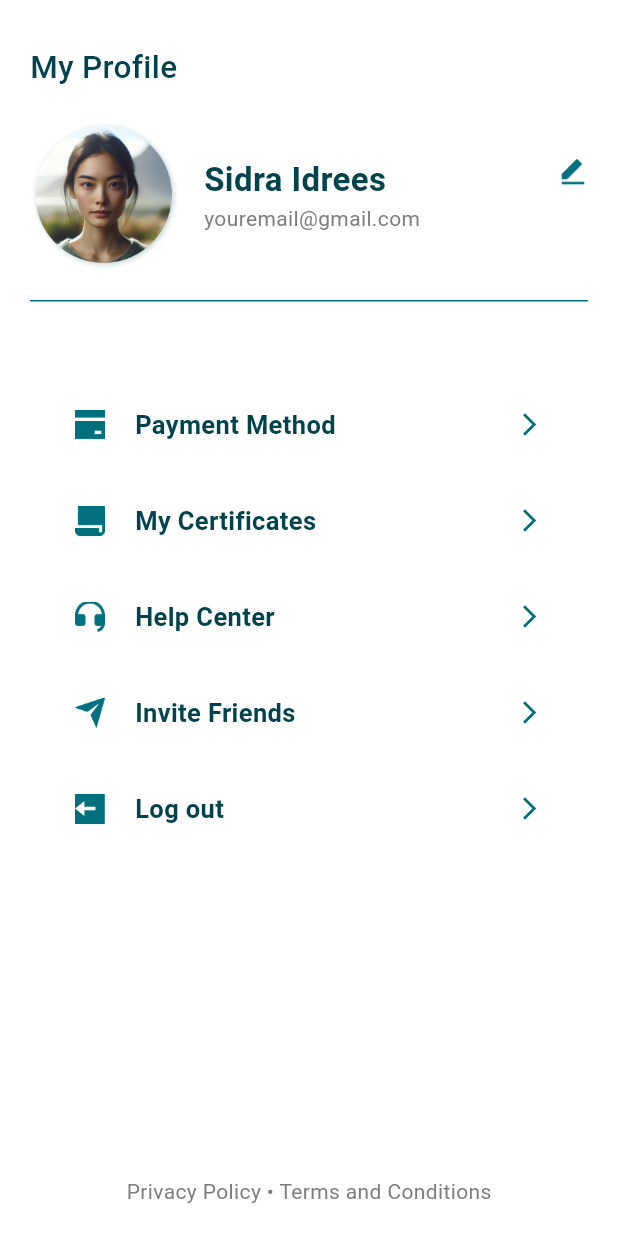
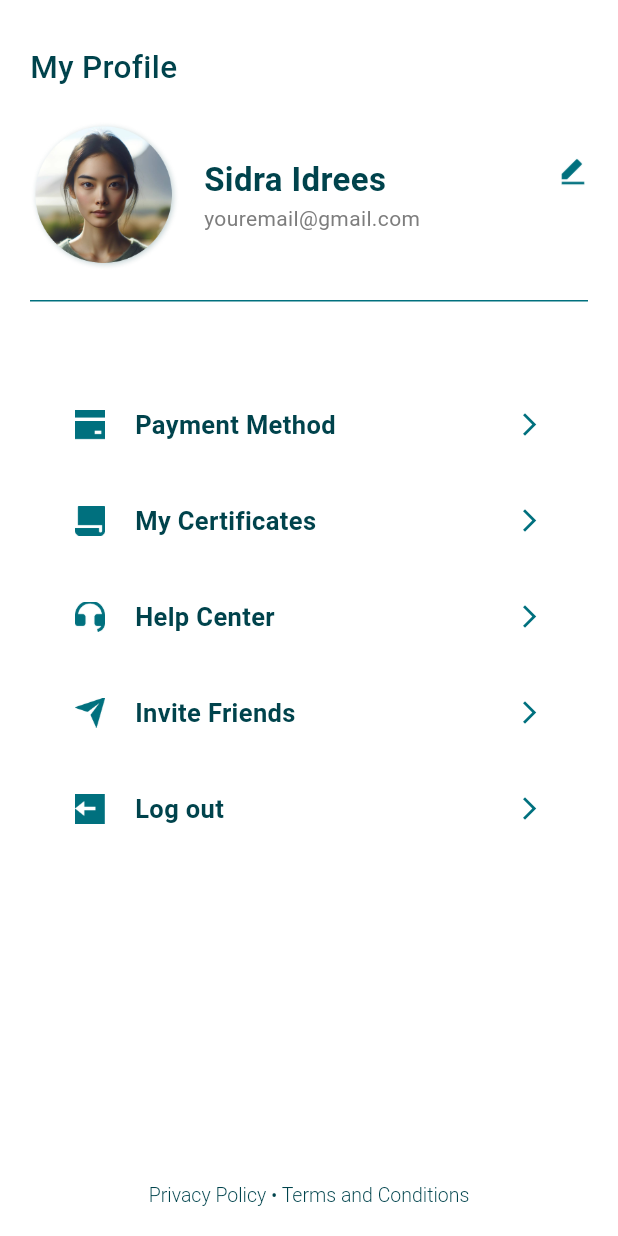
Before and after one commit to swagatapal/E_Learning, a Flutter app: the ProfilePage screen opened directly, on a phone screen of 412 x 824 dp. Run offline on Flutter 3.47's test engine with Material 3 defaults, Android fonts, the phone set to English and light mode, and no system bars; our stand-ins replace flutter_bounce, persistent_bottom_nav_bar, readmore, smooth_page_indicator.

Commit message:
profile page terms and conditons, policy pages added

```diff
--- a/lib/Screens/Profile/View/profile_page.dart
+++ b/lib/Screens/Profile/View/profile_page.dart
@@ -1,7 +1,10 @@
 import 'package:e_learning/Screens/EditProfile/View/edit_profile_page.dart';
 import 'package:e_learning/Screens/Payment/View/payment_overview.dart';
+import 'package:e_learning/Screens/PolicyAndTermsAndConditions/View/policy.dart';
+import 'package:e_learning/Screens/PolicyAndTermsAndConditions/View/terms_and_conditions.dart';
 import 'package:e_learning/Screens/Profile/Widgets/profile_details.dart';
 import 'package:e_learning/Screens/Profile/Widgets/profile_information.dart';
+import 'package:flutter/gestures.dart';
 import 'package:flutter/material.dart';
 
 import '../../../Core/Utils/Helper/app_colors.dart';
@@ -44,7 +47,8 @@ class _ProfilePageState extends State<ProfilePage> {
                   Navigator.push(
                     context,
                     MaterialPageRoute(
-                      builder: (context) => const PaymentOverview() ,//const EditProfilePage(),
+                      builder: (context) =>
+                          const PaymentOverview(), //const EditProfilePage(),
                     ),
                   );
                 },
@@ -77,15 +81,53 @@ class _ProfilePageState extends State<ProfilePage> {
                 image: "assets/images/logout-fill.png",
               ),
               const Spacer(),
-              const Padding(
-                padding: EdgeInsets.only(bottom: 10.0),
-                child: Text(
-                  "Privacy Policy • Terms and Conditions",
-                  style: TextStyle(
-                    color: AppColors.colorSecondaryText2,
+              Padding(
+                padding: const EdgeInsets.only(bottom: 10.0),
+                child: RichText(
+                  text: TextSpan(
+                    text: "Privacy Policy •",
+                    recognizer: TapGestureRecognizer()
+                      ..onTap = () {
+                        Navigator.push(
+                            context,
+                            MaterialPageRoute(
+                                builder: (context) => const Policy()));
+                      },
+                    style: TextStyle(
+                        color: Theme.of(context).colorScheme.onBackground,
+                        fontSize: 13.0,
+                        fontWeight: FontWeight.w300,
+                        fontFamily: 'Roboto'),
+                    children: <TextSpan>[
+                      TextSpan(
+                        text: ' Terms and Conditions',
+                        recognizer: TapGestureRecognizer()
+                          ..onTap = () {
+                            Navigator.push(
+                                context,
+                                MaterialPageRoute(
+                                    builder: (context) =>
+                                        const TermsAndConditions()));
+                          },
+                        style: TextStyle(
+                            color: Theme.of(context).colorScheme.onBackground,
+                            fontWeight: FontWeight.w300,
+                            fontSize: 13.0,
+                            fontFamily: 'Roboto'),
+                      ),
+                    ],
                   ),
                 ),
               ),
+              // const Padding(
+              //   padding: EdgeInsets.only(bottom: 10.0),
+              //   child: Text(
+              //     "Privacy Policy • Terms and Conditions",
+              //     style: TextStyle(
+              //       color: AppColors.colorSecondaryText2,
+              //     ),
+              //   ),
+              // ),
             ],
           ),
         ),
```
Also changed, not shown: lib/Screens/PolicyAndTermsAndConditions/View/policy.dart (added, +14 -0 lines), lib/Screens/PolicyAndTermsAndConditions/View/terms_and_conditions.dart (added, +14 -0 lines).
